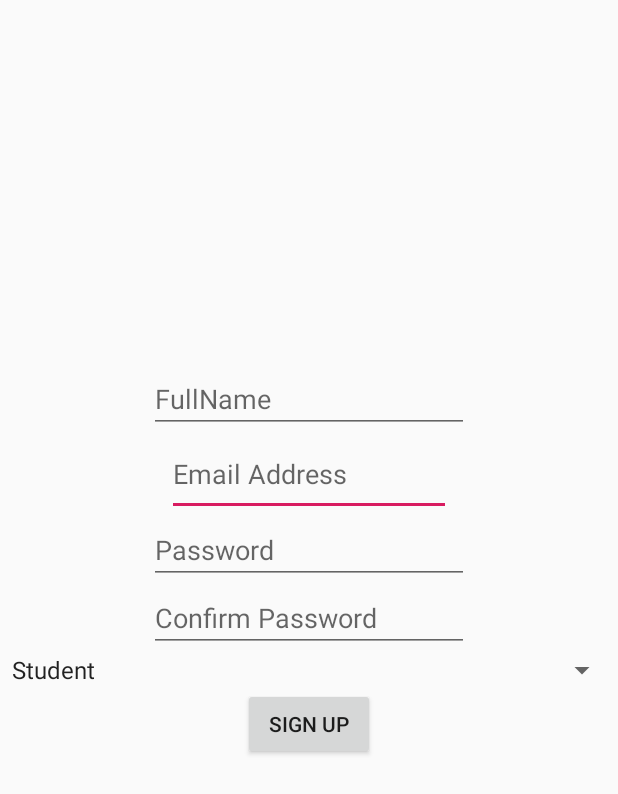
After one commit to syybly/twig, an Android app: the layout signup.xml on its own in the app's theme, with its tools: preview values and no code run, on a phone screen of 412 x 824 dp. The commit adds this screen. Shown: the top 794 px of the screen. Run offline under Robolectric (Android 15) with nearby library versions, the phone set to English and light mode, and no system bars.

Commit message:
first function of UI vision_01 finished

```diff
--- /dev/null
+++ b/app/src/main/res/layout/signup.xml
@@ -0,0 +1,66 @@
+<?xml version="1.0" encoding="utf-8"?>
+<RelativeLayout xmlns:android="http://schemas.android.com/apk/res/android"
+    android:layout_width="match_parent" android:layout_height="match_parent">
+
+    <EditText
+        android:id="@+id/EmailAdd"
+        android:layout_width="189dp"
+        android:layout_height="55dp"
+        android:layout_above="@id/Password"
+        android:layout_centerHorizontal="true"
+        android:hint="@string/EmailAdd"
+        android:ems="10"
+        android:inputType="textEmailAddress" />
+
+    <EditText
+        android:id="@+id/Password"
+        android:layout_width="wrap_content"
+        android:layout_height="wrap_content"
+        android:layout_above="@id/ConfirmPassword"
+        android:layout_centerHorizontal="true"
+        android:hint="@string/Password"
+        android:ems="10"
+        android:inputType="textPassword" />
+
+    <EditText
+        android:id="@+id/ConfirmPassword"
+        android:layout_width="wrap_content"
+        android:layout_height="wrap_content"
+        android:layout_centerInParent="true"
+        android:layout_centerHorizontal="true"
+        android:ems="10"
+        android:hint ="@string/ConfirmPassword"
+        android:inputType="textPassword" />
+
+    <EditText
+        android:id="@+id/FullName"
+        android:layout_width="wrap_content"
+        android:layout_height="wrap_content"
+        android:layout_above="@id/EmailAdd"
+        android:layout_centerHorizontal="true"
+        android:ems="10"
+        android:inputType="textPersonName"
+        android:hint="@string/FullName"
+        android:autofillHints="" />
+
+    <Spinner
+        android:id="@+id/Spinner"
+        android:layout_width="match_parent"
+        android:layout_height="wrap_content"
+        android:layout_below="@id/ConfirmPassword"
+        android:layout_centerHorizontal="true"
+        android:ems="10"
+        android:text="@string/Spinner"
+        android:entries="@array/spinnerItems"
+        android:spinnerMode="dropdown" />
+
+    <Button
+        android:id="@+id/SignUp"
+        android:layout_width="wrap_content"
+        android:layout_height="wrap_content"
+        android:layout_below="@id/Spinner"
+
+        android:layout_centerHorizontal="true"
+        android:text="@string/SignUp" />
+
+</RelativeLayout>
--- a/app/src/main/res/values/strings.xml
+++ b/app/src/main/res/values/strings.xml
@@ -1,3 +1,20 @@
 <resources>
     <string name="app_name">TWIG</string>
+    <string name="EmailAdd">Email Address</string>
+    <string name="Password">Password</string>
+    <string name="ConfirmPassword">Confirm Password</string>
+    <string name="FullName">FullName</string>
+    <string name="Spinner">Select your account roll?</string>
+
+    <string-array name="spinnerItems">
+        <item>Student</item>
+        <item>Mentor</item>
+        <item>Admin</item>
+    </string-array>
+
+    <string name="SignUp">Sign Up</string>
+    <string name="Fgtpswd">Forget Password</string>
+    <string name="Login">Login</string>
+
+    <string name="Submit">Submit</string>
 </resources>
```
Also changed, not shown: app/src/main/res/layout/fgtpswdpage.xml (added, +22 -0 lines), app/src/main/res/layout/loginpage.xml (added, +49 -0 lines), app/src/main/res/layout/welcomeadmin.xml (added, +11 -0 lines), app/src/main/res/layout/welcomementor.xml (added, +11 -0 lines), app/src/main/res/layout/welcomestudent.xml (added, +10 -0 lines).
